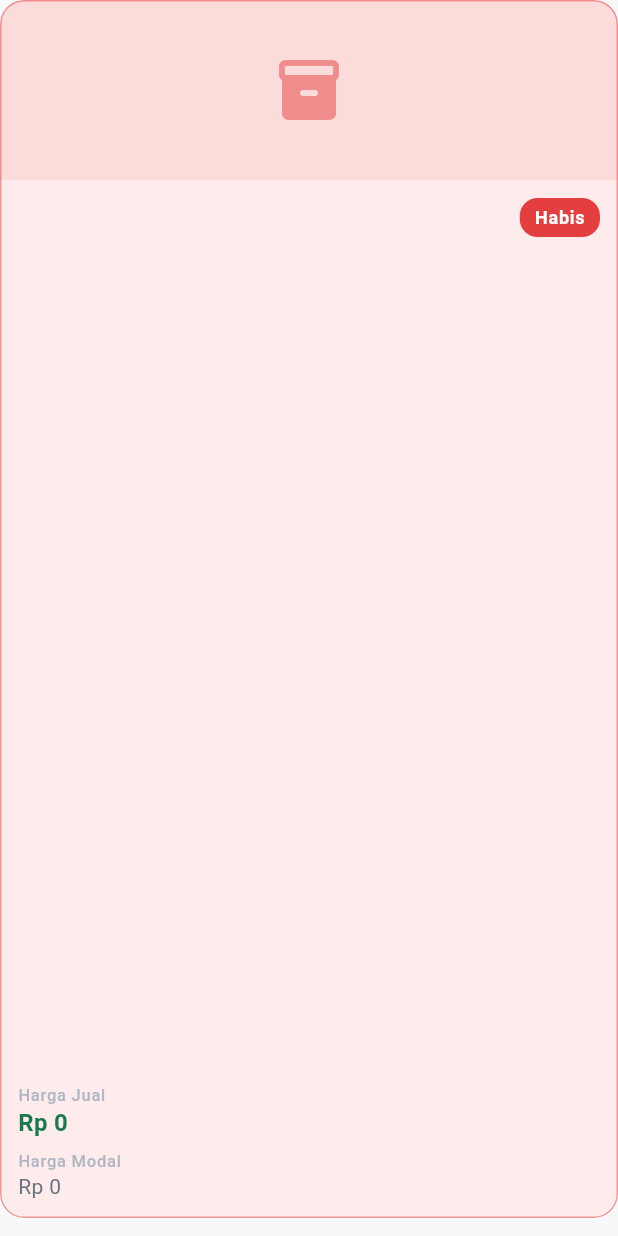
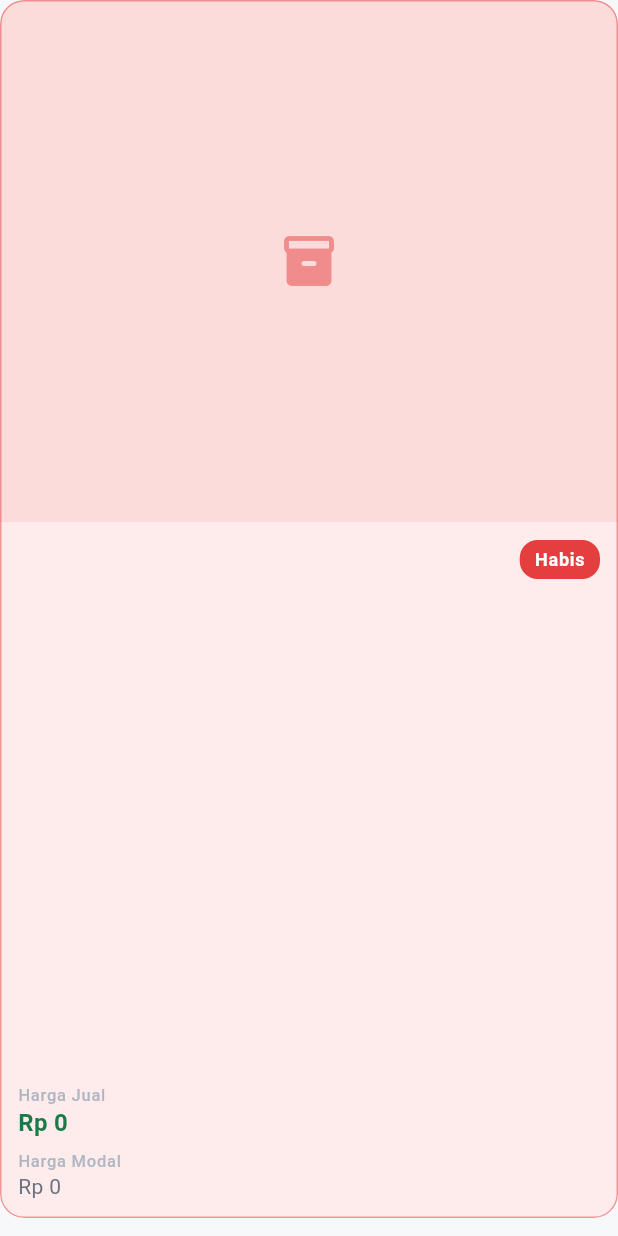
Before and after one commit to rezaluthfi/catatin-app, a Flutter app: the ProductCard widget shown alone on an empty page, opened directly with empty values, on a phone screen of 412 x 824 dp. Run offline on Flutter 3.47's test engine with Material 3 defaults, Android fonts, the phone set to English and light mode, and no system bars; our stand-ins replace flutter_riverpod, flutter_secure_storage, go_router, sqflite; accounts and stored records are empty.

Commit message:
fix(inventory): make product card image responsive to prevent layout overflow

```diff
--- a/lib/features/inventory/widgets/product_card.dart
+++ b/lib/features/inventory/widgets/product_card.dart
@@ -45,8 +45,9 @@ class ProductCard extends StatelessWidget {
         child: Column(
           crossAxisAlignment: CrossAxisAlignment.start,
           children: [
-            Container(
-              height: 120,
+            Expanded(
+              flex: 3,
+              child: Container(
                 width: double.infinity,
                 color: isOutOfStock
                     ? AppColors.expense.withValues(alpha: 0.1)
@@ -55,7 +56,7 @@ class ProductCard extends StatelessWidget {
                         : AppColors.primary.withValues(alpha: 0.05),
                 child: Icon(
                   Icons.inventory_2_rounded,
-                size: 48,
+                  size: 40,
                   color: isOutOfStock
                       ? AppColors.expense.withValues(alpha: 0.5)
                       : isLowStock
@@ -63,7 +64,9 @@ class ProductCard extends StatelessWidget {
                           : AppColors.primary.withValues(alpha: 0.3),
                 ),
               ),
+            ),
             Expanded(
+              flex: 4,
               child: Padding(
                 padding: const EdgeInsets.all(12.0),
                 child: Column(
```
Lines whose indentation alone changed are shown as unchanged.
